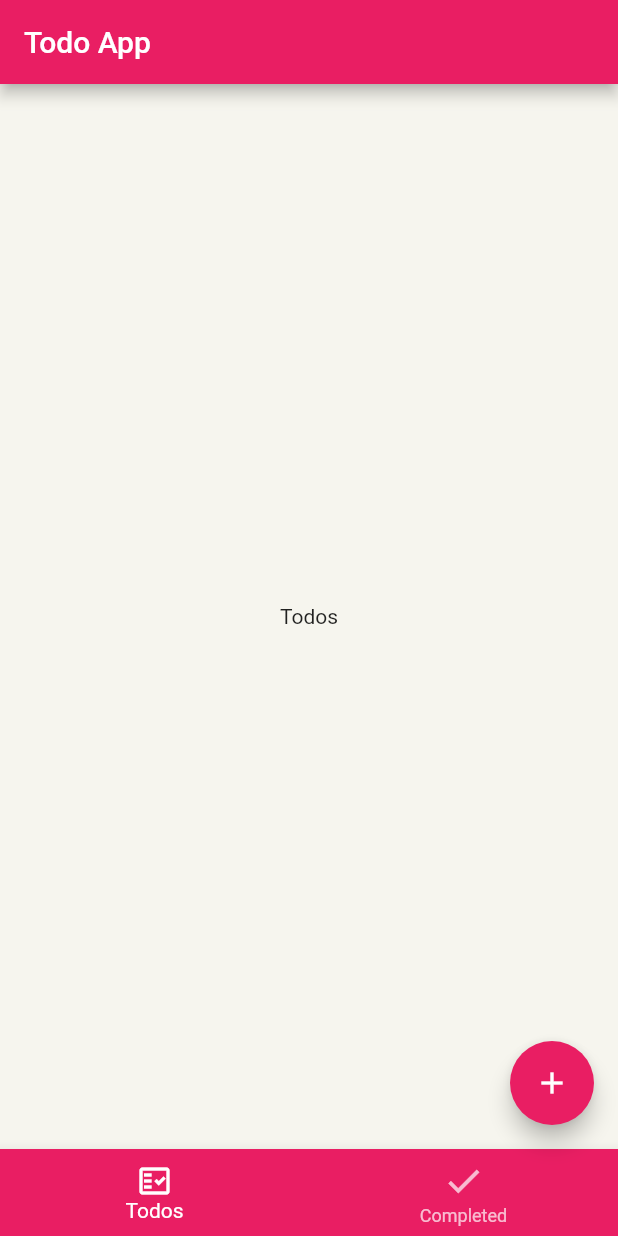
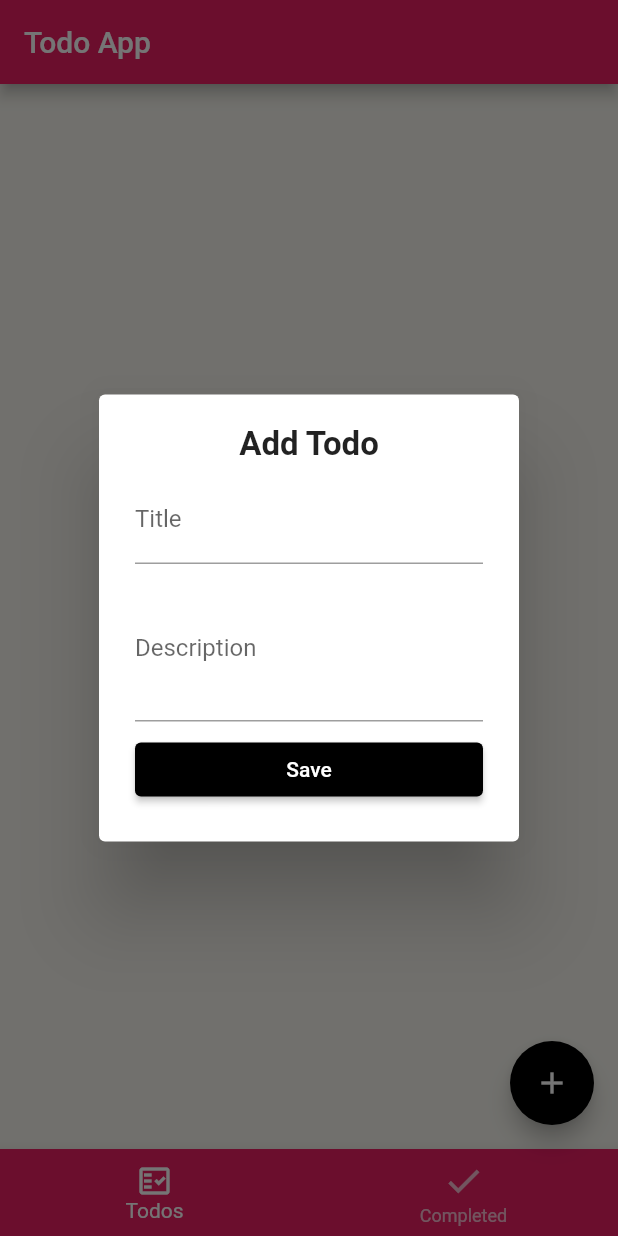
Before and after one commit to manishankarvakta/flutter_crud, a Flutter app: the screen it shows after launch, after a tap on the "add" icon, on a phone screen of 412 x 824 dp. Run offline on Flutter 3.47's test engine with Material 2 defaults, Android fonts, the phone set to English and light mode, and no system bars.

Commit message:
Add Dialog box

```diff
--- a/lib/page/home_page.dart
+++ b/lib/page/home_page.dart
@@ -1,4 +1,5 @@
 import 'package:flutter/material.dart';
+import 'package:flutter_crud/widget/add_todo_dialog_widget.dart';
 
 import '../main.dart';
 
@@ -51,7 +52,12 @@ class _HomePageState extends State<HomePage> {
           borderRadius: BorderRadius.circular(50),
         ),
         child: Icon(Icons.add),
-        onPressed: () => {},
+        backgroundColor: Colors.black,
+        onPressed: () => showDialog(
+          context: context,
+          builder: (context) => AddTodoDialogWidget(),
+          barrierDismissible: false,
+        ),
       ),
     );
   }
--- /dev/null
+++ b/lib/widget/add_todo_dialog_widget.dart
@@ -0,0 +1,41 @@
+import 'package:flutter/material.dart';
+import 'package:flutter_crud/widget/todo_form_widget.dart';
+
+class AddTodoDialogWidget extends StatefulWidget {
+  AddTodoDialogWidget({Key? key}) : super(key: key);
+
+  @override
+  _AddTodoDialogWidgetState createState() => _AddTodoDialogWidgetState();
+}
+
+class _AddTodoDialogWidgetState extends State<AddTodoDialogWidget> {
+  final _formKey = GlobalKey<FormState>();
+  String title = "";
+  String description = "";
+
+  @override
+  Widget build(BuildContext context) => AlertDialog(
+        content: Column(
+          mainAxisSize: MainAxisSize.min,
+          mainAxisAlignment: MainAxisAlignment.start,
+          children: [
+            Text(
+              "Add Todo",
+              style: TextStyle(
+                fontWeight: FontWeight.bold,
+                fontSize: 22,
+              ),
+            ),
+            const SizedBox(
+              height: 8,
+            ),
+            TodoFormWidget(
+              onChangeTitle: (title) => setState(() => this.title = title),
+              onChangeDescription: (description) =>
+                  setState(() => this.description = description),
+              onSaveTodo: () {},
+            ),
+          ],
+        ),
+      );
+}
--- /dev/null
+++ b/lib/widget/todo_form_widget.dart
@@ -0,0 +1,70 @@
+import 'package:flutter/cupertino.dart';
+import 'package:flutter/material.dart';
+
+class TodoFormWidget extends StatelessWidget {
+  final String title;
+  final String description;
+  final ValueChanged<String> onChangeTitle;
+  final ValueChanged<String> onChangeDescription;
+  final VoidCallback onSaveTodo;
+
+  const TodoFormWidget({
+    Key? key,
+    this.title = "",
+    this.description = "",
+    required this.onChangeTitle,
+    required this.onChangeDescription,
+    required this.onSaveTodo,
+  }) : super(key: key);
+
+  @override
+  Widget build(BuildContext context) => SingleChildScrollView(
+        child: Column(
+          mainAxisSize: MainAxisSize.min,
+          children: [
+            buildTitle(),
+            SizedBox(height: 8),
+            buildDescription(),
+            SizedBox(height: 8),
+            buildButton(),
+          ],
+        ),
+      );
+
+  Widget buildTitle() => TextFormField(
+        maxLines: 1,
+        initialValue: title,
+        onChanged: onChangeTitle,
+        validator: (title) {
+          if (title!.isEmpty) {
+            return "The Title cannot be empty";
+          }
+
+          return null;
+        },
+        decoration: InputDecoration(
+          border: UnderlineInputBorder(),
+          labelText: 'Title',
+        ),
+      );
+
+  Widget buildDescription() => TextFormField(
+        maxLines: 3,
+        initialValue: title,
+        onChanged: onChangeDescription,
+        decoration: InputDecoration(
+          border: UnderlineInputBorder(),
+          labelText: 'Description',
+        ),
+      );
+  Widget buildButton() => SizedBox(
+        width: double.infinity,
+        child: ElevatedButton(
+          style: ButtonStyle(
+            backgroundColor: MaterialStateProperty.all(Colors.black),
+          ),
+          onPressed: onSaveTodo,
+          child: Text("Save"),
+        ),
+      );
+}
--- a/pubspec.yaml
+++ b/pubspec.yaml
@@ -34,6 +34,8 @@ dependencies:
   # The following adds the Cupertino Icons font to your application.
   # Use with the CupertinoIcons class for iOS style icons.
   cupertino_icons: ^1.0.2
+
+  provider: 6.0.2
 
 dev_dependencies:
   flutter_test:
```
Also changed, not shown: pubspec.lock.
